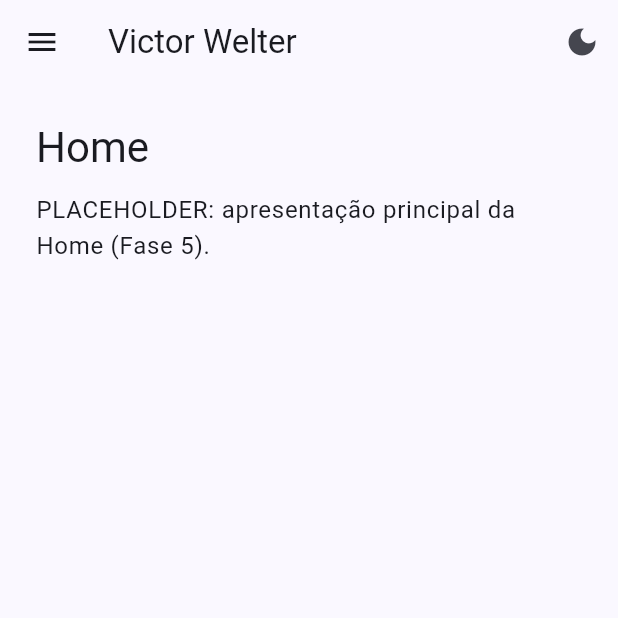
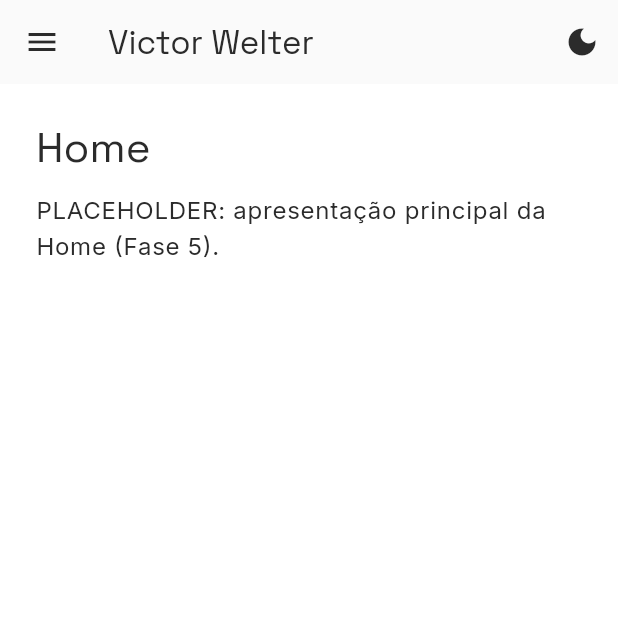
Before and after one commit to victor-welter/victor-welter.github.io, a Flutter app: the screen it shows after launch, on a phone screen of 412 x 824 dp, the top half of it. Run offline on Flutter 3.47's test engine with Material 3 defaults, Android fonts, the phone set to English and light mode, and no system bars; our stand-ins replace go_router, google_fonts, shared_preferences.

Commit message:
Replace the placeholder theme with the Fase 4 visual identity
Two independently-specified ColorSchemes (dark is the primary
GitHub/VS-Code-dark-inspired identity with an electric-blue accent;
light is a deliberately neutral/grayscale secondary with a more
restrained accent reserved for interactive elements only), a Space
Grotesk/Inter/JetBrains Mono type system via google_fonts, and a
shared 8px rounded shape — replacing the single ColorScheme.fromSeed
placeholder from Fase 3.

```diff
--- a/lib/core/theme/app_theme.dart
+++ b/lib/core/theme/app_theme.dart
@@ -1,26 +1,134 @@
 import 'package:flutter/material.dart';
+import 'package:google_fonts/google_fonts.dart';
 
+/// The portfolio's visual identity: two independently-specified color
+/// schemes (dark is the primary identity, light is a deliberately
+/// restrained/neutral secondary), a Space Grotesk/Inter/JetBrains Mono
+/// typography system, and a shared rounded shape language.
+///
+/// See docs/superpowers/specs/2026-08-28-portfolio-visual-identity-design.md
 class AppTheme {
   AppTheme._();
 
-  // Placeholder seed color — the real palette is decided in Phase 4 (Design).
-  static const Color _seedColor = Color(0xFF2563EB);
+  // Dark theme colors — the primary identity (GitHub/VS Code dark inspired).
+  static const Color _darkBackground = Color(0xFF0D1117);
+  static const Color _darkSurface = Color(0xFF161B22);
+  static const Color _darkOutline = Color(0xFF30363D);
+  static const Color _darkTextPrimary = Color(0xFFE6EDF3);
+  static const Color _darkTextSecondary = Color(0xFF8B949E);
+  static const Color _darkAccent = Color(0xFF4D8DFF);
+  static const Color _darkOnAccent = Color(0xFF0D1117);
+  static const Color _darkError = Color(0xFFF85149);
 
-  static ThemeData get light => ThemeData(
-        useMaterial3: true,
-        brightness: Brightness.light,
-        colorScheme: ColorScheme.fromSeed(
-          seedColor: _seedColor,
-          brightness: Brightness.light,
+  // Light theme colors — neutral/grayscale chrome; the accent is reserved
+  // for interactive elements only (links, primary buttons, active/hover
+  // states), not general decoration.
+  static const Color _lightBackground = Color(0xFFFFFFFF);
+  static const Color _lightSurface = Color(0xFFFAFAFA);
+  static const Color _lightOutline = Color(0xFFE5E5E5);
+  static const Color _lightTextPrimary = Color(0xFF2B2B2B);
+  static const Color _lightTextSecondary = Color(0xFF6B6B6B);
+  static const Color _lightAccent = Color(0xFF0969DA);
+  static const Color _lightOnAccent = Color(0xFFFFFFFF);
+  static const Color _lightError = Color(0xFFCF222E);
+
+  // Standard corner radius for buttons/cards/inputs. Chip/tag-style widgets
+  // introduced in a later phase (skill tags, etc.) should use a full-pill
+  // radius (StadiumBorder) instead, per the Fase 4 design spec — there's no
+  // chip UI in the codebase yet, so nothing to apply that to here.
+  static const double _cornerRadius = 8;
+
+  static ThemeData get dark {
+    const colorScheme = ColorScheme.dark(
+      primary: _darkAccent,
+      onPrimary: _darkOnAccent,
+      secondary: _darkAccent,
+      onSecondary: _darkOnAccent,
+      surface: _darkSurface,
+      onSurface: _darkTextPrimary,
+      outline: _darkOutline,
+      error: _darkError,
+      onError: _darkOnAccent,
+    );
+    return _buildTheme(
+      colorScheme: colorScheme,
+      scaffoldBackground: _darkBackground,
+      textPrimary: _darkTextPrimary,
+      textSecondary: _darkTextSecondary,
+    );
+  }
+
+  static ThemeData get light {
+    const colorScheme = ColorScheme.light(
+      primary: _lightAccent,
+      onPrimary: _lightOnAccent,
+      secondary: _lightAccent,
+      onSecondary: _lightOnAccent,
+      surface: _lightSurface,
+      onSurface: _lightTextPrimary,
+      outline: _lightOutline,
+      error: _lightError,
+      onError: _lightOnAccent,
+    );
+    return _buildTheme(
+      colorScheme: colorScheme,
+      scaffoldBackground: _lightBackground,
+      textPrimary: _lightTextPrimary,
+      textSecondary: _lightTextSecondary,
+    );
+  }
+
+  static ThemeData _buildTheme({
+    required ColorScheme colorScheme,
+    required Color scaffoldBackground,
+    required Color textPrimary,
+    required Color textSecondary,
+  }) {
+    final headlineStyle = GoogleFonts.spaceGrotesk(color: textPrimary);
+    final bodyStyle = GoogleFonts.inter(color: textPrimary);
+    final labelStyle = GoogleFonts.inter(color: textSecondary);
+
+    final textTheme = TextTheme(
+      headlineLarge: headlineStyle,
+      headlineMedium: headlineStyle,
+      headlineSmall: headlineStyle,
+      titleLarge: headlineStyle,
+      bodyLarge: bodyStyle,
+      bodyMedium: bodyStyle,
+      bodySmall: bodyStyle,
+      labelLarge: labelStyle,
+      labelMedium: labelStyle,
+      labelSmall: labelStyle,
+    );
+
+    final shape = RoundedRectangleBorder(
+      borderRadius: BorderRadius.circular(_cornerRadius),
+    );
+
+    return ThemeData(
+      useMaterial3: true,
+      brightness: colorScheme.brightness,
+      colorScheme: colorScheme,
+      scaffoldBackgroundColor: scaffoldBackground,
+      textTheme: textTheme,
+      cardTheme: CardTheme(color: colorScheme.surface, shape: shape),
+      elevatedButtonTheme: ElevatedButtonThemeData(
+        style: ElevatedButton.styleFrom(shape: shape),
+      ),
+      filledButtonTheme: FilledButtonThemeData(
+        style: FilledButton.styleFrom(shape: shape),
+      ),
+      inputDecorationTheme: InputDecorationTheme(
+        border: OutlineInputBorder(
+          borderRadius: BorderRadius.circular(_cornerRadius),
         ),
-      );
+      ),
+    );
+  }
 
-  static ThemeData get dark => ThemeData(
-        useMaterial3: true,
-        brightness: Brightness.dark,
-        colorScheme: ColorScheme.fromSeed(
-          seedColor: _seedColor,
-          brightness: Brightness.dark,
-        ),
-      );
+  /// Monospace text style for technical/code-like UI elements (e.g. skill
+  /// tags in a later phase). Not part of [TextTheme] — call sites opt in
+  /// explicitly via `Theme.of(context)` is not applicable here; use
+  /// `AppTheme.monoTextStyle` directly.
+  static TextStyle get monoTextStyle => GoogleFonts.jetBrainsMono();
 }
--- a/pubspec.yaml
+++ b/pubspec.yaml
@@ -13,6 +13,7 @@
   flutter_web_plugins:
     sdk: flutter
   go_router: ^15.1.2
+  google_fonts: ^6.3.0
   shared_preferences: ^2.5.3
 
 dev_dependencies:
```
Also changed, not shown: pubspec.lock, 1 other file.
